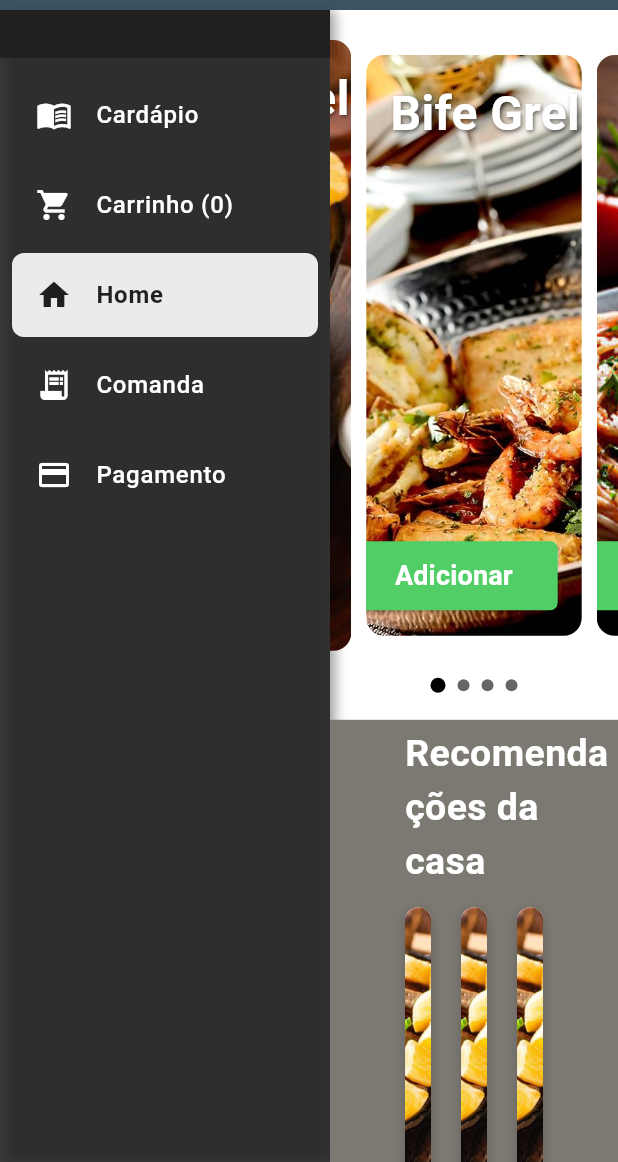
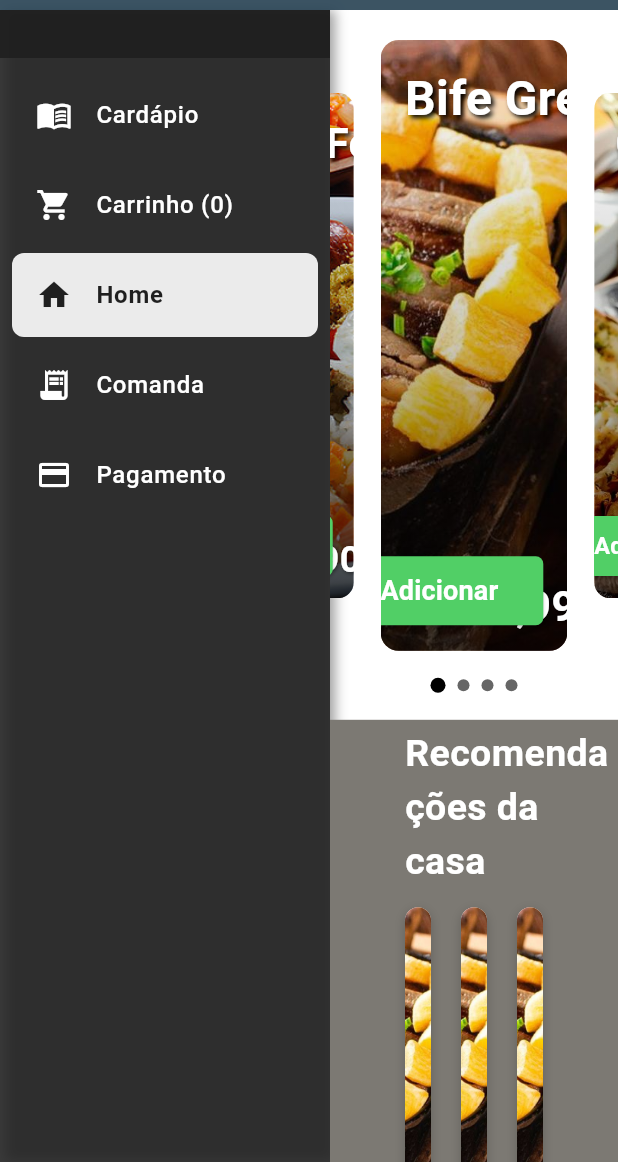
Before and after one commit to WorkspaceCardappio/mobile, a Flutter app: the screen it shows after launch, on a phone screen of 412 x 824 dp, the part 74-1236 px from its top. Run offline on Flutter 3.47's test engine with Material 3 defaults, Android fonts, the phone set to English and light mode, and no system bars; drawn by our look-alikes of carousel_slider.

Commit message:
feat: finalização carrossel e tela home

```diff
--- a/cardappio_mobile/lib/view/screens/home/home_screen.dart
+++ b/cardappio_mobile/lib/view/screens/home/home_screen.dart
@@ -1,4 +1,5 @@
 import 'package:flutter/material.dart';
+import 'package:carousel_slider/carousel_slider.dart' as caro;
 
 import '../../../data/api_service.dart';
 import '../../../model/menu.dart';
@@ -11,11 +12,26 @@ class MenuItem {
   MenuItem({required this.name, required this.imageUrl, required this.price});
 }
 
-final MenuItem promoItem = MenuItem(
+final List<MenuItem> promoItemsList = [
+  MenuItem(
       name: 'Bife Grelhado com Tomate Cereja',
       imageUrl: 'lib/images/prato.jpeg',
-  price: 'R\$ 54,99',
-);
+      price: 'R\$ 54,99'),
+  MenuItem(
+      name: 'Camarão Crocante ao Molho',
+      imageUrl: 'lib/images/camarao.jpeg',
+      price: 'R\$ 68,50'),
+  MenuItem(
+      name: 'Macarrão com Frutos do Mar',
+      imageUrl: 'lib/images/macarrao.jpeg',
+      price: 'R\$ 59,90'),
+  MenuItem(
+      name: 'Prato Feito Executivo',
+      imageUrl: 'lib/images/pf.jpeg',
+      price: 'R\$ 38,90'),
+];
+
+final MenuItem promoItem = promoItemsList[0];
 
 final List<MenuItem> houseRecommendations = [
   MenuItem(
@@ -32,13 +48,6 @@ final List<MenuItem> houseRecommendations = [
       price: 'R\$ 47,99'),
 ];
 
-List<String> promoImages = [
-  'lib/images/prato.jpeg',
-  'lib/images/camarao.jpeg',
-  'lib/images/macarrao.jpeg',
-  'lib/images/pf.jpeg',
-];
-
 class HomeScreen extends StatefulWidget {
   final Function(Menu menu) onQuickOrder;
 
@@ -49,21 +58,16 @@ class HomeScreen extends StatefulWidget {
 }
 
 class _HomeScreenState extends State<HomeScreen> {
-  late PageController _pageController;
   int _activePage = 0;
+  final caro.CarouselSliderController _carouselController = caro.CarouselSliderController();
 
  @override
   void initState() {
     super.initState();
-    _pageController = PageController(
-      viewportFraction: 0.8,
-      initialPage: 1,
-    );
   }
 
   @override
   void dispose() {
-    _pageController.dispose();
     super.dispose();
   }
 
@@ -109,22 +113,19 @@ class _HomeScreenState extends State<HomeScreen> {
     }
   }
 
-  Widget _buildPromotionalCarouselItem(BuildContext context, String imagePath, int index) {
+  Widget _buildPromotionalCarouselItem(BuildContext context, MenuItem item, int index) {
 
-    final item = promoItem;
     bool active = index == _activePage;
     double marginVertical = active ? 10 : 20;
 
-    return AnimatedContainer(
-      duration: const Duration(milliseconds: 500),
-      curve: Curves.easeInOutCubic,
-      margin: EdgeInsets.symmetric(horizontal: 5.0, vertical: marginVertical),
+    return Container(
+      margin: EdgeInsets.symmetric(horizontal: 5, vertical: marginVertical),
       child: Stack(
         children: [
           ClipRRect(
             borderRadius: BorderRadius.circular(12),
             child: Image.asset(
-              imagePath,
+              item.imageUrl,
               width: double.infinity,
               height: double.infinity,
               fit: BoxFit.cover,
@@ -140,6 +141,25 @@ class _HomeScreenState extends State<HomeScreen> {
             ),
           ),
 
+          Positioned.fill(
+          child: Container(
+            decoration: BoxDecoration(
+              borderRadius: BorderRadius.circular(12),
+              gradient: LinearGradient(
+                begin: Alignment.topCenter,
+                end: Alignment.bottomCenter,
+                colors: [
+                  Colors.black.withOpacity(0.0), // Transparente no topo
+                  Colors.black.withOpacity(0.2),
+                  Colors.black.withOpacity(0.5), // Mais escuro na base
+                  Colors.black.withOpacity(0.7),
+                ],
+                stops: const [0.0, 0.5, 0.8, 1.0],
+              ),
+            ),
+          ),
+        ),
+
             Positioned(
               top: 16,
               left: 16,
@@ -148,6 +168,22 @@ class _HomeScreenState extends State<HomeScreen> {
                 style: const TextStyle(
                   color: Colors.white,
                   fontSize: 32,
+                  fontWeight: FontWeight.bold,
+                  shadows: [
+                  Shadow(offset: Offset(2, 2), blurRadius: 4.0, color: Colors.black)
+                ]
+                ),
+              ),
+            ),
+
+             Positioned(
+              bottom: 10,
+              left: 16,
+              child: Text(
+                item.price,
+                style: const TextStyle(
+                  color: Colors.white,
+                  fontSize: 28,
                   fontWeight: FontWeight.bold,
                   shadows: [
                     Shadow(offset: Offset(1, 1), blurRadius: 3.0, color: Colors.black54)
@@ -172,13 +208,15 @@ class _HomeScreenState extends State<HomeScreen> {
                 child: const Text('Adicionar', style: TextStyle(fontSize: 18, fontWeight: FontWeight.bold)),
               ),
             ),
+
+
           ],
         ),
       );
   }
 
 List<Widget> _buildPageIndicators() {
-    return List<Widget>.generate(promoImages.length, (index) {
+    return List<Widget>.generate(promoItemsList.length, (index) {
       return Container(
         margin: const EdgeInsets.symmetric(horizontal: 4.0),
         width: _activePage == index ? 10.0 : 8.0,
@@ -267,7 +305,7 @@ class _HomeScreenState extends State<HomeScreen> {
     const double horizontalPadding = 50.0;
     const double itemSpacing = 20.0;
     const int itemsInView = 3;
-    final double carouselWidth = MediaQuery.of(context).size.width * 0.5;
+    final double screenWidth = MediaQuery.of(context).size.width;
 
     return Column(
       children: [
@@ -276,21 +314,34 @@ class _HomeScreenState extends State<HomeScreen> {
         //carrossel
          SizedBox(
             height: MediaQuery.of(context).size.height * 0.55,
-            width: carouselWidth,
+            width: screenWidth,
           child: Column(
             children: [
               Expanded(
-                    child: PageView.builder(
-                      controller: _pageController,
-                      itemCount: promoImages.length,
+                    child: caro.CarouselSlider.builder(
+                      carouselController: _carouselController,
+                      itemCount: promoItemsList.length,
+                      options: caro.CarouselOptions(
+                        height: double.infinity,
+                        viewportFraction: 0.7,
+                        initialPage: 0,
+                        enableInfiniteScroll: true,
+                        enlargeCenterPage: true,
 
-                      onPageChanged: (int page) {
+                        autoPlay: true,
+                        autoPlayInterval: const Duration(seconds: 3),
+                        autoPlayAnimationDuration: const Duration(milliseconds: 800),
+
+                        onPageChanged: (index, reason) {
                           setState(() {
-                          _activePage = page;
+                            _activePage = index;
                           });
                         },
-                      itemBuilder: (context, index) {
-                        return _buildPromotionalCarouselItem(context, promoImages[index], index);
+                        enlargeFactor: 0.3,
+                      ),
+                      itemBuilder: (context, index, realIndex) {
+                        final item = promoItemsList[index];
+                        return _buildPromotionalCarouselItem(context, item, index);
                       },
                   ),
                   ),
```
Also changed, not shown: cardappio_mobile/pubspec.yaml (+5 -2 lines), cardappio_mobile/pubspec.lock. Lines whose indentation alone changed are shown as unchanged.
